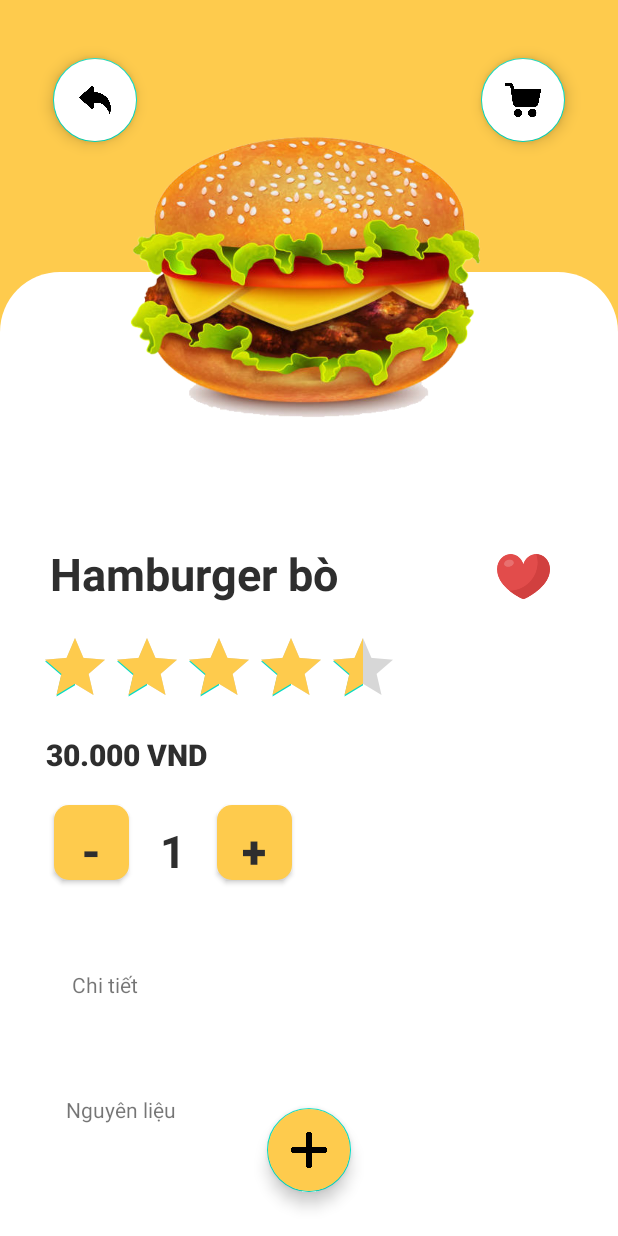
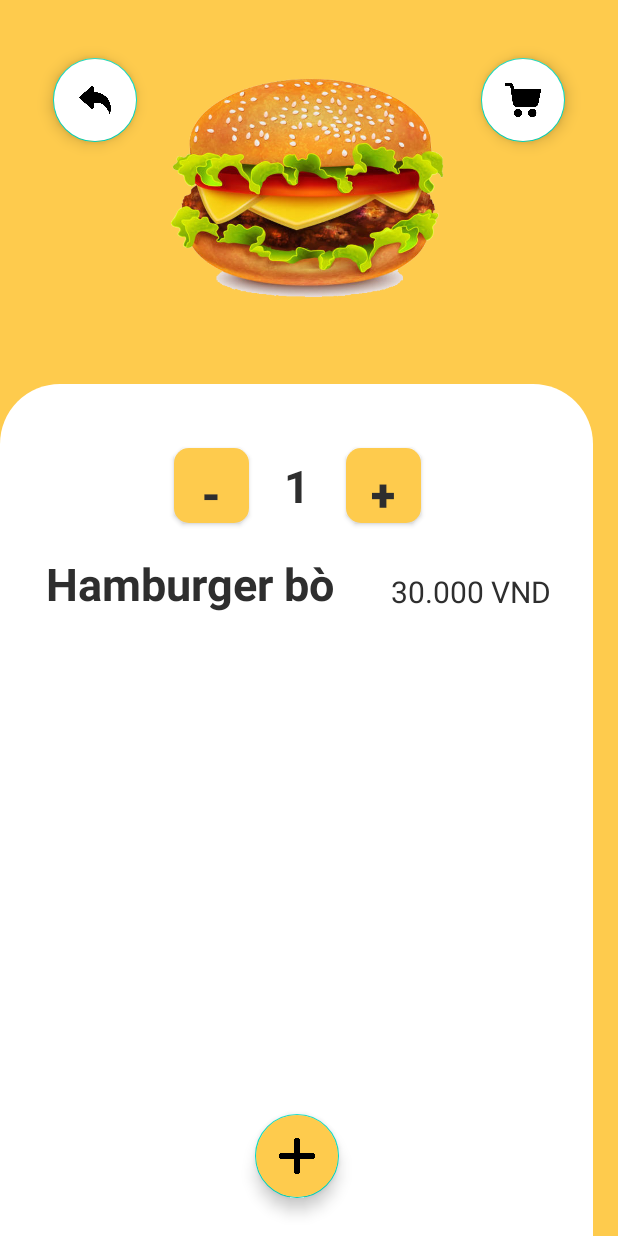
Before and after one commit to vienhuynhemc/eat-simple, an Android app: the screen it shows after launch (activity_detail), on a phone screen of 412 x 824 dp. Run offline under Robolectric (Android 15) with nearby library versions, the light colour scheme and no system bars.

Commit message:
basic detail page interface

```diff
--- a/app/src/main/res/layout/activity_detail.xml
+++ b/app/src/main/res/layout/activity_detail.xml
@@ -5,18 +5,21 @@
     android:layout_width="match_parent"
     android:layout_height="match_parent"
     android:background="@color/color_main"
+
     tools:context=".detail.activity_detail">
+
 
     <androidx.constraintlayout.widget.ConstraintLayout
         android:id="@+id/constraintLayout"
-        android:layout_width="match_parent"
-        android:layout_height="0dp"
+        android:layout_width="395dp"
+        android:layout_height="568dp"
         android:background="@drawable/activity_detail_bg"
         app:layout_constraintBottom_toBottomOf="parent"
         app:layout_constraintEnd_toEndOf="parent"
         app:layout_constraintHeight_percent=".78"
+        app:layout_constraintHorizontal_bias="0.0"
         app:layout_constraintStart_toStartOf="parent"
-        app:layout_constraintTop_toTopOf="parent"
+        app:layout_constraintTop_toBottomOf="@+id/imageView7"
         app:layout_constraintVertical_bias="1.0">
 
 
@@ -48,88 +51,49 @@
             app:layout_constraintHorizontal_bias="0.15"
             app:layout_constraintStart_toStartOf="parent"
             app:layout_constraintTop_toTopOf="parent"
-            app:layout_constraintVertical_bias="0.3" />
-
-        <ImageView
-            android:id="@+id/imageView10"
-            android:layout_width="35dp"
-            android:layout_height="35dp"
-            app:layout_constraintBottom_toBottomOf="parent"
-            app:layout_constraintEnd_toEndOf="parent"
-            app:layout_constraintHorizontal_bias="0.88"
-            app:layout_constraintStart_toStartOf="parent"
-            app:layout_constraintTop_toTopOf="parent"
-            app:layout_constraintVertical_bias="0.305"
-            app:srcCompat="@drawable/heart" />
-
-        <androidx.appcompat.widget.AppCompatRatingBar
-            android:id="@+id/ratingbar"
-            android:layout_width="wrap_content"
-            android:layout_height="wrap_content"
-            android:isIndicator="true"
-            android:numStars="5"
-            android:progressTint="@color/color_main"
-            android:rating="4.5"
-            android:stepSize="0.5"
-            app:layout_constraintBottom_toBottomOf="parent"
-            app:layout_constraintEnd_toEndOf="parent"
-            app:layout_constraintHorizontal_bias="0.15"
-            app:layout_constraintStart_toStartOf="parent"
-            app:layout_constraintTop_toTopOf="parent"
-            app:layout_constraintVertical_bias="0.41" />
+            app:layout_constraintVertical_bias="0.214" />
 
         <TextView
             android:id="@+id/text_price"
             android:layout_width="wrap_content"
             android:layout_height="wrap_content"
-            android:fontFamily="sans-serif-black"
+            android:fontFamily="sans-serif"
             android:text="30.000 VND"
             android:textColor="@color/color_text_main"
             android:textSize="20dp"
-
             app:layout_constraintBottom_toBottomOf="parent"
             app:layout_constraintEnd_toEndOf="parent"
-            app:layout_constraintHorizontal_bias="0.1"
+            app:layout_constraintHorizontal_bias="0.902"
             app:layout_constraintStart_toStartOf="parent"
             app:layout_constraintTop_toTopOf="parent"
-            app:layout_constraintVertical_bias="0.5" />
+            app:layout_constraintVertical_bias="0.23" />
+
+        <androidx.constraintlayout.widget.ConstraintLayout
+            android:layout_width="193dp"
+            android:layout_height="103dp"
+            app:layout_constraintBottom_toBottomOf="parent"
+            app:layout_constraintEnd_toEndOf="parent"
+            app:layout_constraintStart_toStartOf="parent"
+            app:layout_constraintTop_toTopOf="parent"
+            app:layout_constraintVertical_bias="0.034">
 
             <Button
                 android:id="@+id/button1"
                 android:layout_width="50dp"
                 android:layout_height="50dp"
-            android:text="-"
+                android:layout_marginVertical="0.5dp"
+                android:background="@drawable/detail_button"
                 android:gravity="center"
-            android:background="@drawable/detail_button"
-            android:textColor="@color/color_text_main"
-            android:textSize="30dp"
+                android:text="+"
                 android:textAlignment="center"
-            android:textStyle="bold"
-            app:layout_constraintBottom_toBottomOf="parent"
-            app:layout_constraintEnd_toEndOf="parent"
-            app:layout_constraintHorizontal_bias="0.1"
-            app:layout_constraintStart_toStartOf="parent"
-            app:layout_constraintTop_toTopOf="parent"
-            app:layout_constraintVertical_bias="0.6" />
-
-
-
-        <Button
-            android:id="@+id/button2"
-            android:layout_width="50dp"
-            android:layout_height="50dp"
-            android:text="+"
-            android:gravity="center"
-            android:background="@drawable/detail_button"
                 android:textColor="@color/color_text_main"
                 android:textSize="30dp"
                 android:textStyle="bold"
                 app:layout_constraintBottom_toBottomOf="parent"
                 app:layout_constraintEnd_toEndOf="parent"
-            app:layout_constraintHorizontal_bias="0.4"
+                app:layout_constraintHorizontal_bias="0.9"
                 app:layout_constraintStart_toStartOf="parent"
-            app:layout_constraintTop_toTopOf="parent"
-            app:layout_constraintVertical_bias="0.6" />
+                app:layout_constraintTop_toTopOf="parent" />
 
             <TextView
                 android:id="@+id/textView3"
@@ -141,45 +105,42 @@
                 android:textStyle="bold"
                 app:layout_constraintBottom_toBottomOf="parent"
                 app:layout_constraintEnd_toEndOf="parent"
-            app:layout_constraintHorizontal_bias="0.27"
+                app:layout_constraintHorizontal_bias="0.5"
                 app:layout_constraintStart_toStartOf="parent"
-            app:layout_constraintTop_toTopOf="parent"
-            app:layout_constraintVertical_bias="0.607" />
+                app:layout_constraintTop_toTopOf="parent" />
 
-        <TextView
-            android:id="@+id/detail"
-            android:layout_width="wrap_content"
-            android:layout_height="wrap_content"
-            android:text="Chi tiết"
+            <Button
+                android:id="@+id/button2"
+                android:layout_width="50dp"
+                android:layout_height="50dp"
+                android:background="@drawable/detail_button"
+                android:gravity="center"
+                android:text="-"
+                android:textColor="@color/color_text_main"
+                android:textSize="30dp"
+                android:textStyle="bold"
                 app:layout_constraintBottom_toBottomOf="parent"
                 app:layout_constraintEnd_toEndOf="parent"
-            app:layout_constraintHorizontal_bias="0.13"
+                app:layout_constraintHorizontal_bias="0.1"
                 app:layout_constraintStart_toStartOf="parent"
-            app:layout_constraintTop_toTopOf="parent"
-            app:layout_constraintVertical_bias="0.747" />
-
-        <TextView
-            android:id="@+id/ingredient"
-            android:layout_width="wrap_content"
-            android:layout_height="wrap_content"
-            android:text="Nguyên liệu"
-            app:layout_constraintBottom_toBottomOf="parent"
-            app:layout_constraintEnd_toEndOf="parent"
-            app:layout_constraintHorizontal_bias="0.13"
-            app:layout_constraintStart_toStartOf="parent"
-            app:layout_constraintTop_toTopOf="parent"
-            app:layout_constraintVertical_bias="0.88" />
+                app:layout_constraintTop_toTopOf="parent" />
 
         </androidx.constraintlayout.widget.ConstraintLayout>
 
 
+    </androidx.constraintlayout.widget.ConstraintLayout>
+
     <ImageView
         android:id="@+id/imageView7"
-        android:layout_width="300dp"
-        android:layout_height="350dp"
+        android:layout_width="241dp"
+        android:layout_height="234dp"
+        android:elevation="0dp"
+        app:layout_constraintBottom_toBottomOf="parent"
         app:layout_constraintEnd_toEndOf="parent"
+        app:layout_constraintHorizontal_bias="0.505"
         app:layout_constraintStart_toStartOf="parent"
         app:layout_constraintTop_toTopOf="parent"
+        app:layout_constraintVertical_bias="0.001"
         app:srcCompat="@drawable/activity_detail_ham" />
 
     <com.google.android.material.floatingactionbutton.FloatingActionButton
--- a/app/src/main/res/values/colors.xml
+++ b/app/src/main/res/values/colors.xml
@@ -7,6 +7,7 @@
     <color name="teal_700">#FF018786</color>
     <color name="black">#FF000000</color>
     <color name="white">#FFFFFFFF</color>
+    <color name="yum">#F6FAF9</color>
     <!-- custom color -->
     <color name="color_main">#fecb4d</color>
     <color name="color_text_main">#2e2e2e</color>
```
Lines whose indentation alone changed are shown as unchanged.
